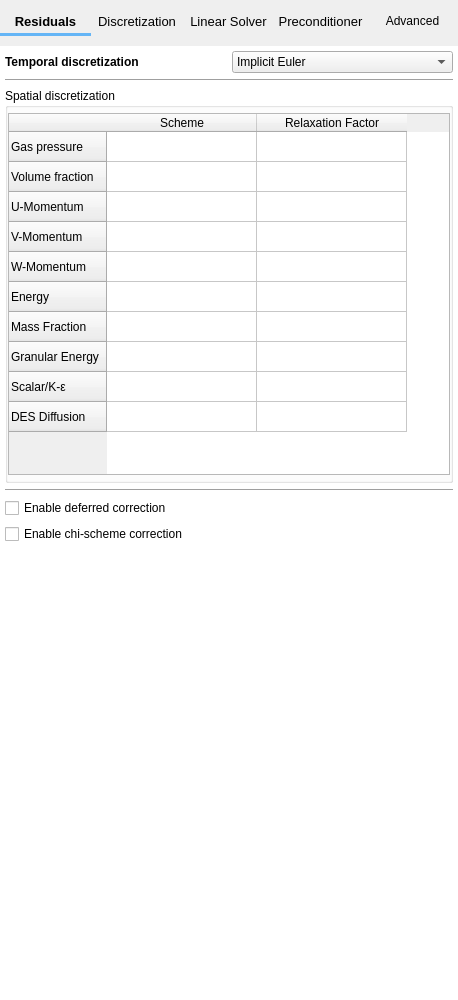
Above: mfixgui/uifiles/numerics.ui from truongd8593/mfix before the change. Below: the same form after it.
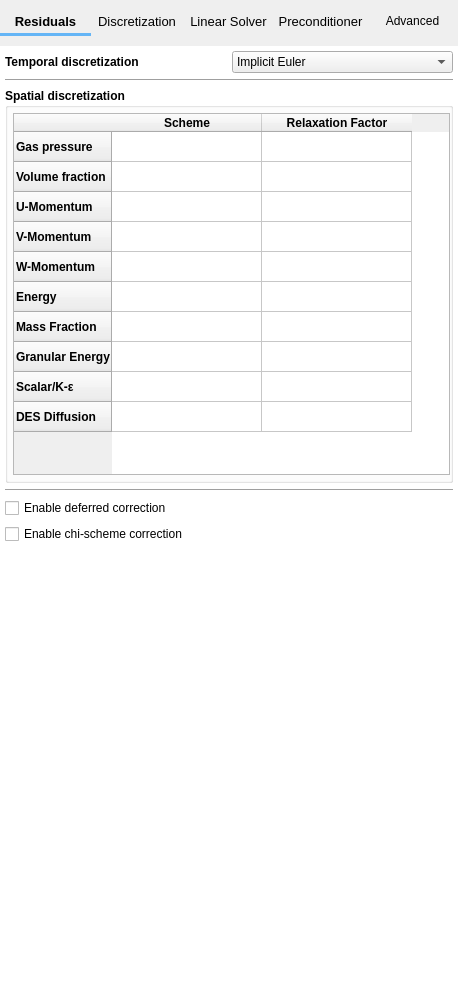
That is the form after the change. The open tabs and pages were chosen to show the change. Custom widgets are drawn as their Qt base class.

The edit to the form file:
```diff
--- a/mfixgui/uifiles/numerics.ui
+++ b/mfixgui/uifiles/numerics.ui
@@ -437,6 +437,12 @@
        </item>
        <item row="2" column="0" colspan="2">
         <widget class="QGroupBox" name="groupbox_discretization">
+         <property name="font">
+          <font>
+           <weight>75</weight>
+           <bold>true</bold>
+          </font>
+         </property>
          <property name="title">
           <string>Spatial discretization</string>
          </property>
@@ -445,7 +451,7 @@
          </property>
          <layout class="QGridLayout" name="gridLayout_4">
           <property name="leftMargin">
-           <number>0</number>
+           <number>5</number>
           </property>
           <property name="topMargin">
            <number>5</number>
```
Left out of the diff: 14 changed lines with no effect on the pictures.
